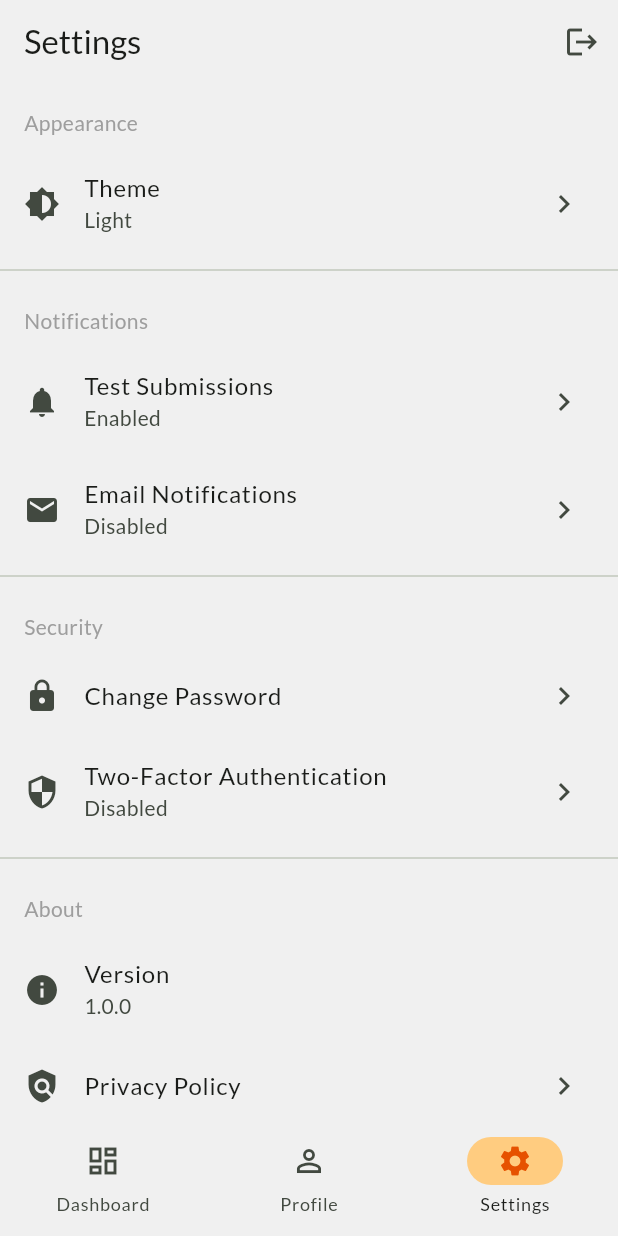
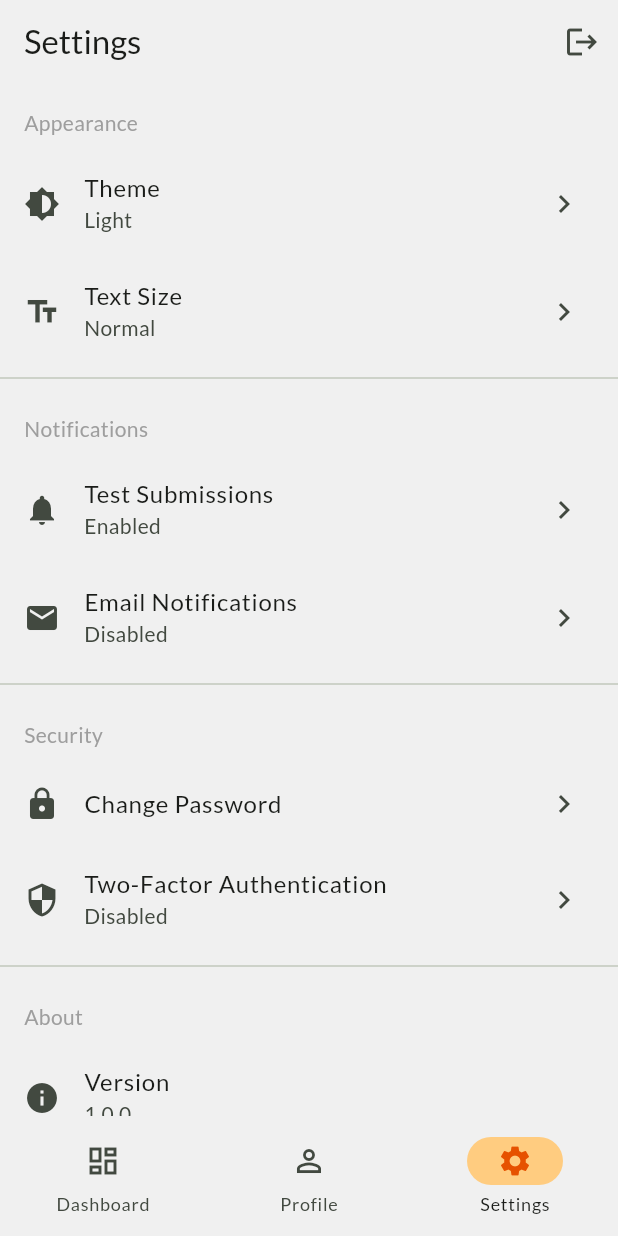
Before and after one commit to EV-OD/testpoint, a Flutter app: the TeacherDashboard screen opened by its route, item 3 of the bottom bar chosen, on a phone screen of 412 x 824 dp. Run offline on Flutter 3.47's test engine with Material 3 defaults, Android fonts, the phone set to English and light mode, and no system bars; our stand-ins replace go_router, google_fonts, shared_preferences; accounts and stored records are empty.

Commit message:
feat: updated teacher settings ui

```diff
--- a/lib/features/teacher/screens/teacher_settings_screen.dart
+++ b/lib/features/teacher/screens/teacher_settings_screen.dart
@@ -16,6 +16,14 @@ class TeacherSettingsScreen extends StatelessWidget {
               subtitle: 'Light',
               onTap: () {
                 // TODO: Implement theme switching
+              },
+            ),
+            _SettingsItem(
+              icon: Icons.text_fields,
+              title: 'Text Size',
+              subtitle: 'Normal',
+              onTap: () {
+                // TODO: Implement text size settings
               },
             ),
           ],
@@ -68,6 +76,13 @@ class TeacherSettingsScreen extends StatelessWidget {
               icon: Icons.info,
               title: 'Version',
               subtitle: '1.0.0',
+            ),
+            _SettingsItem(
+              icon: Icons.help_outline,
+              title: 'Help',
+              onTap: () {
+                // TODO: Implement help screen
+              },
             ),
             _SettingsItem(
               icon: Icons.policy,
```
